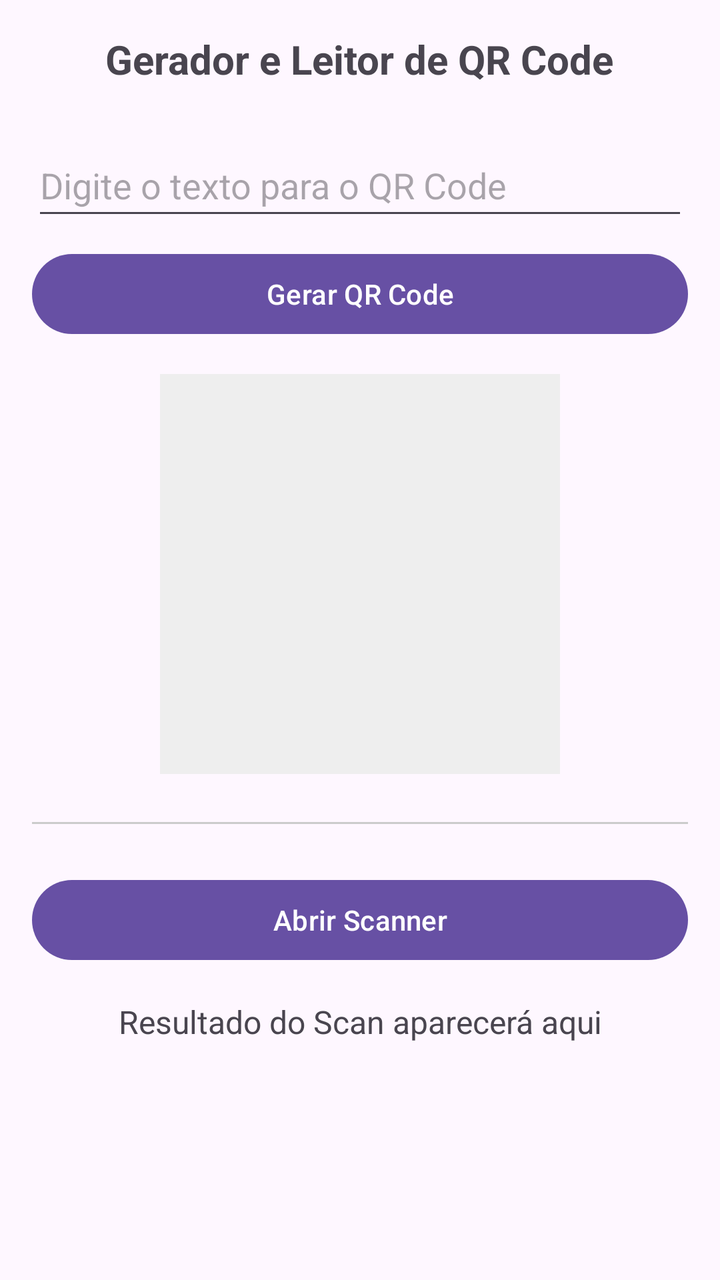
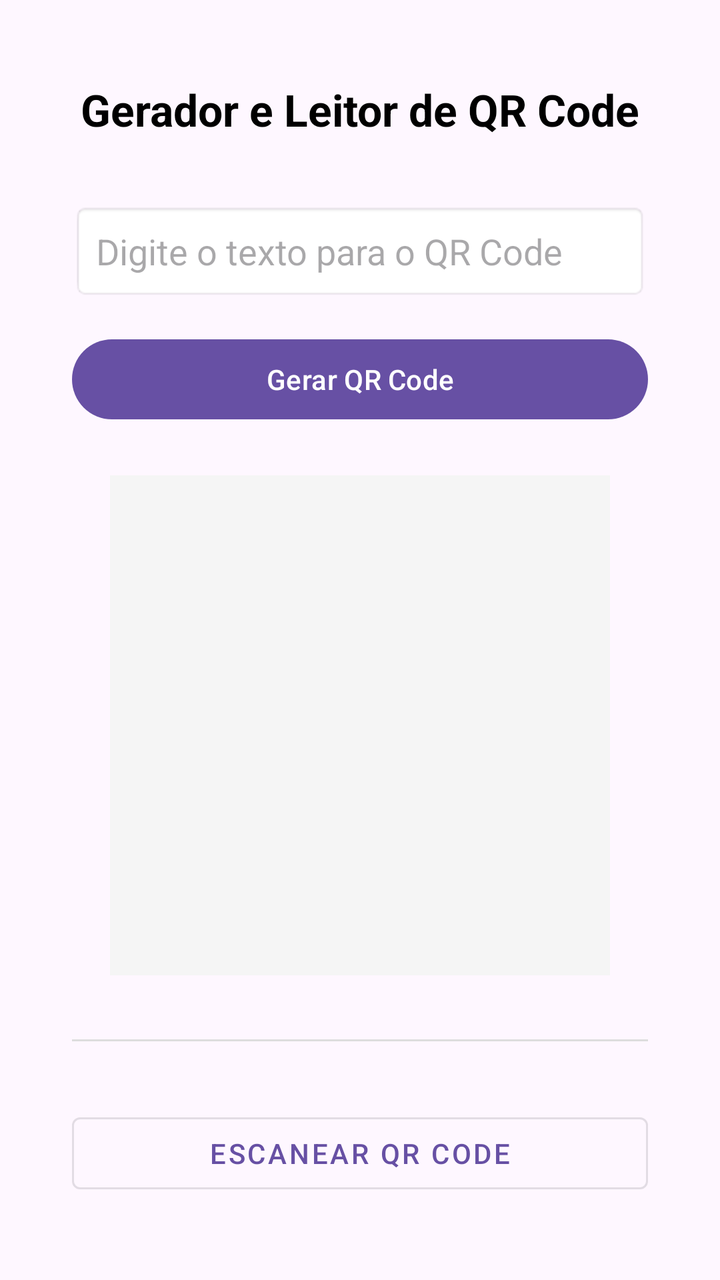

An Android layout rendered at two revisions. The XML below is the earlier revision; the diff shows what the commit changed to produce the second picture.
<!-- AndroidManifest.xml: application theme Theme.Atividade_1Bim_2Sem -->
<!-- res/layout/activity_main.xml -->
<?xml version="1.0" encoding="utf-8"?>
<LinearLayout xmlns:android="http://schemas.android.com/apk/res/android"
    xmlns:app="http://schemas.android.com/apk/res-auto"
    xmlns:tools="http://schemas.android.com/tools"
    android:id="@+id/main"
    android:layout_width="match_parent"
    android:layout_height="match_parent"
    android:orientation="vertical"
    android:padding="16dp"
    android:gravity="center_horizontal"
    tools:context=".MainActivity">

    <TextView
        android:layout_width="wrap_content"
        android:layout_height="wrap_content"
        android:text="Gerador e Leitor de QR Code"
        android:textSize="20sp"
        android:textStyle="bold"
        android:layout_marginBottom="24dp"/>

    <EditText
        android:id="@+id/etInput"
        android:layout_width="match_parent"
        android:layout_height="wrap_content"
        android:hint="Digite o texto para o QR Code"
        android:minHeight="48dp"/>

    <Button
        android:id="@+id/btnGenerate"
        android:layout_width="match_parent"
        android:layout_height="wrap_content"
        android:text="Gerar QR Code"
        android:layout_marginTop="8dp"/>

    <ImageView
        android:id="@+id/ivQrCode"
        android:layout_width="200dp"
        android:layout_height="200dp"
        android:layout_marginTop="16dp"
        android:background="#EEEEEE"
        android:contentDescription="QR Code Gerado"/>

    <View
        android:layout_width="match_parent"
        android:layout_height="1dp"
        android:background="#CCCCCC"
        android:layout_marginVertical="24dp"/>

    <Button
        android:id="@+id/btnScan"
        android:layout_width="match_parent"
        android:layout_height="wrap_content"
        android:text="Abrir Scanner"/>

    <TextView
        android:id="@+id/tvResult"
        android:layout_width="match_parent"
        android:layout_height="wrap_content"
        android:layout_marginTop="16dp"
        android:text="Resultado do Scan aparecerá aqui"
        android:textAlignment="center"
        android:textSize="16sp"/>

</LinearLayout>
<!-- resources referenced by this layout -->
<resources>
  <style name="Theme.Atividade_1Bim_2Sem" parent="Base.Theme.Atividade_1Bim_2Sem" />
  <style name="Base.Theme.Atividade_1Bim_2Sem" parent="Theme.Material3.DayNight.NoActionBar">
          
          
      </style>
</resources>

<!-- the commit's change to res/layout/activity_main.xml (unified diff, before → after) -->
@@ -1,64 +1,108 @@
 <?xml version="1.0" encoding="utf-8"?>
-<LinearLayout xmlns:android="http://schemas.android.com/apk/res/android"
+<androidx.constraintlayout.widget.ConstraintLayout xmlns:android="http://schemas.android.com/apk/res/android"
     xmlns:app="http://schemas.android.com/apk/res-auto"
     xmlns:tools="http://schemas.android.com/tools"
     android:id="@+id/main"
     android:layout_width="match_parent"
     android:layout_height="match_parent"
-    android:orientation="vertical"
-    android:padding="16dp"
-    android:gravity="center_horizontal"
+    android:padding="24dp"
     tools:context=".MainActivity">
 
     <TextView
+        android:id="@+id/tvTitle"
         android:layout_width="wrap_content"
         android:layout_height="wrap_content"
+        android:layout_marginStart="32dp"
+        android:layout_marginTop="16dp"
+        android:layout_marginEnd="32dp"
         android:text="Gerador e Leitor de QR Code"
-        android:textSize="20sp"
+        android:textColor="@android:color/black"
+        android:textSize="22sp"
         android:textStyle="bold"
-        android:layout_marginBottom="24dp"/>
+        app:layout_constraintEnd_toEndOf="parent"
+        app:layout_constraintStart_toStartOf="parent"
+        app:layout_constraintTop_toTopOf="parent" />
 
     <EditText
         android:id="@+id/etInput"
-        android:layout_width="match_parent"
+        android:layout_width="0dp"
         android:layout_height="wrap_content"
+        android:layout_marginStart="12dp"
+        android:layout_marginTop="32dp"
+        android:layout_marginEnd="12dp"
+        android:background="@android:drawable/editbox_background_normal"
         android:hint="Digite o texto para o QR Code"
-        android:minHeight="48dp"/>
+        android:inputType="text"
+        android:minHeight="48dp"
+        android:padding="12dp"
+        app:layout_constraintEnd_toEndOf="parent"
+        app:layout_constraintStart_toStartOf="parent"
+        app:layout_constraintTop_toBottomOf="@id/tvTitle" />
 
     <Button
         android:id="@+id/btnGenerate"
-        android:layout_width="match_parent"
+        android:layout_width="0dp"
         android:layout_height="wrap_content"
+        android:layout_marginStart="12dp"
+        android:layout_marginTop="16dp"
+        android:layout_marginEnd="12dp"
         android:text="Gerar QR Code"
-        android:layout_marginTop="8dp"/>
+        app:layout_constraintEnd_toEndOf="parent"
+        app:layout_constraintStart_toStartOf="parent"
+        app:layout_constraintTop_toBottomOf="@id/etInput" />
 
     <ImageView
         android:id="@+id/ivQrCode"
-        android:layout_width="200dp"
-        android:layout_height="200dp"
-        android:layout_marginTop="16dp"
-        android:background="#EEEEEE"
-        android:contentDescription="QR Code Gerado"/>
+        android:layout_width="250dp"
+        android:layout_height="250dp"
+        android:layout_marginStart="32dp"
+        android:layout_marginTop="24dp"
+        android:layout_marginEnd="32dp"
+        android:background="#F5F5F5"
+        android:contentDescription="QR Code Gerado"
+        android:scaleType="fitCenter"
+        app:layout_constraintEnd_toEndOf="parent"
+        app:layout_constraintStart_toStartOf="parent"
+        app:layout_constraintTop_toBottomOf="@id/btnGenerate" />
 
     <View
-        android:layout_width="match_parent"
+        android:id="@+id/divider"
+        android:layout_width="0dp"
         android:layout_height="1dp"
-        android:background="#CCCCCC"
-        android:layout_marginVertical="24dp"/>
+        android:layout_marginStart="12dp"
+        android:layout_marginTop="32dp"
+        android:layout_marginEnd="12dp"
+        android:background="#DDDDDD"
+        app:layout_constraintEnd_toEndOf="parent"
+        app:layout_constraintStart_toStartOf="parent"
+        app:layout_constraintTop_toBottomOf="@id/ivQrCode" />
 
     <Button
         android:id="@+id/btnScan"
-        android:layout_width="match_parent"
+        style="@style/Widget.MaterialComponents.Button.OutlinedButton"
+        android:layout_width="0dp"
         android:layout_height="wrap_content"
-        android:text="Abrir Scanner"/>
+        android:layout_marginStart="12dp"
+        android:layout_marginTop="32dp"
+        android:layout_marginEnd="12dp"
+        android:text="Escanear QR Code"
+        app:layout_constraintEnd_toEndOf="parent"
+        app:layout_constraintStart_toStartOf="parent"
+        app:layout_constraintTop_toBottomOf="@id/divider" />
 
     <TextView
         android:id="@+id/tvResult"
-        android:layout_width="match_parent"
+        android:layout_width="0dp"
         android:layout_height="wrap_content"
+        android:layout_marginStart="12dp"
         android:layout_marginTop="16dp"
-        android:text="Resultado do Scan aparecerá aqui"
+        android:layout_marginEnd="12dp"
+        android:text="O resultado aparecerá aqui"
         android:textAlignment="center"
-        android:textSize="16sp"/>
+        android:textColor="#555555"
+        android:textSize="16sp"
+        app:layout_constraintEnd_toEndOf="parent"
+        app:layout_constraintStart_toStartOf="parent"
+        app:layout_constraintTop_toBottomOf="@id/btnScan" />
 
-</LinearLayout>
+</androidx.constraintlayout.widget.ConstraintLayout>
